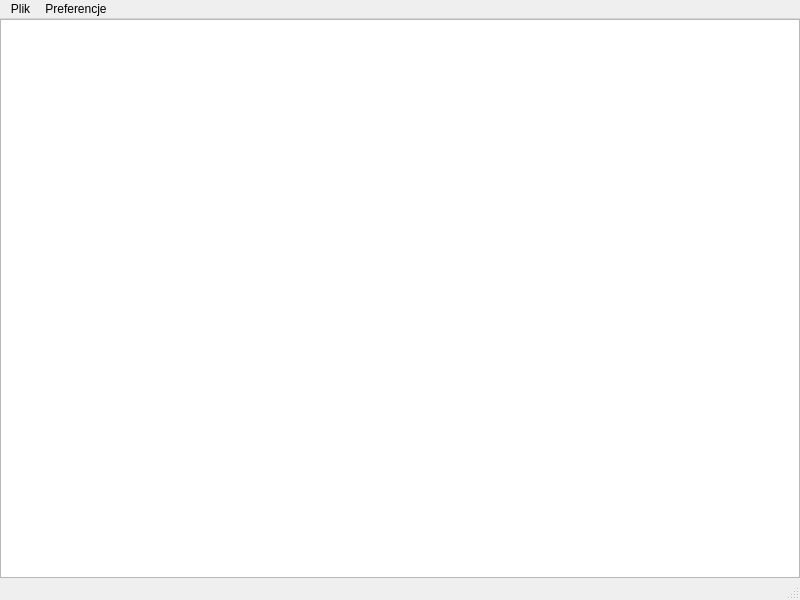
First picture: the form in notes/mainwindow.ui, repository tpolaszek/notatnik, before the edit.
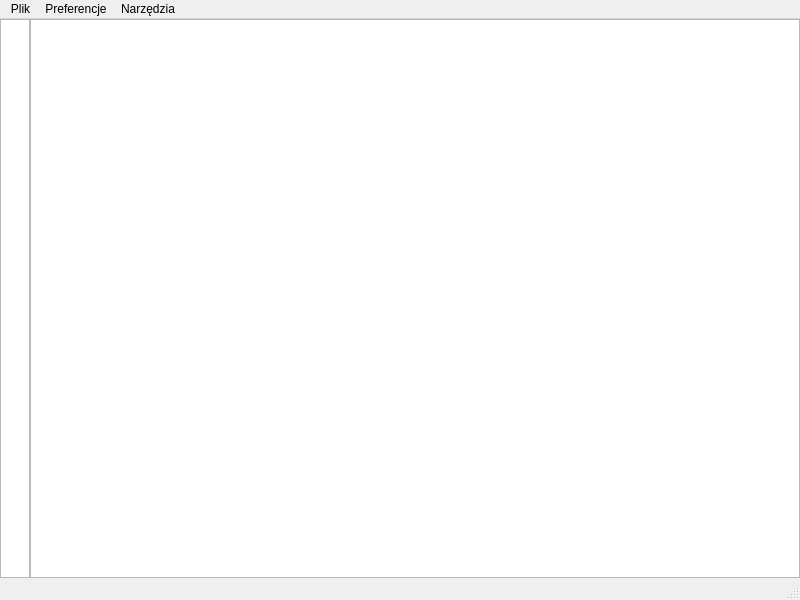
Second picture: the form after the edit.

```diff
--- a/notes/mainwindow.ui
+++ b/notes/mainwindow.ui
@@ -23,7 +23,7 @@
    <string>MainWindow</string>
   </property>
   <widget class="QWidget" name="centralwidget">
-   <layout class="QVBoxLayout" name="verticalLayout">
+   <layout class="QHBoxLayout" name="horizontalLayout">
     <property name="spacing">
      <number>0</number>
     </property>
@@ -39,6 +39,19 @@
     <property name="bottomMargin">
      <number>0</number>
     </property>
+    <item>
+     <widget class="QTextEdit" name="licznikWierszy">
+      <property name="enabled">
+       <bool>true</bool>
+      </property>
+      <property name="maximumSize">
+       <size>
+        <width>30</width>
+        <height>16777215</height>
+       </size>
+      </property>
+     </widget>
+    </item>
     <item>
      <widget class="QTextEdit" name="noteText">
       <property name="sizePolicy">
@@ -57,7 +70,7 @@
      <x>0</x>
      <y>0</y>
      <width>800</width>
-     <height>25</height>
+     <height>26</height>
     </rect>
    </property>
    <widget class="QMenu" name="menuOtw_rz_plik">
@@ -81,8 +94,16 @@
     </property>
     <addaction name="actionUstawienia"/>
    </widget>
+   <widget class="QMenu" name="menuNarz_dzia">
+    <property name="title">
+     <string>Narzędzia</string>
+    </property>
+    <addaction name="actionZnajdz"/>
+    <addaction name="actionZnajdz_i_zamien"/>
+   </widget>
    <addaction name="menuOtw_rz_plik"/>
    <addaction name="menuUstawienia"/>
+   <addaction name="menuNarz_dzia"/>
   </widget>
   <widget class="QStatusBar" name="statusbar"/>
   <action name="openFile">
```
Left out of the diff: 20 changed lines with no effect on the pictures.
